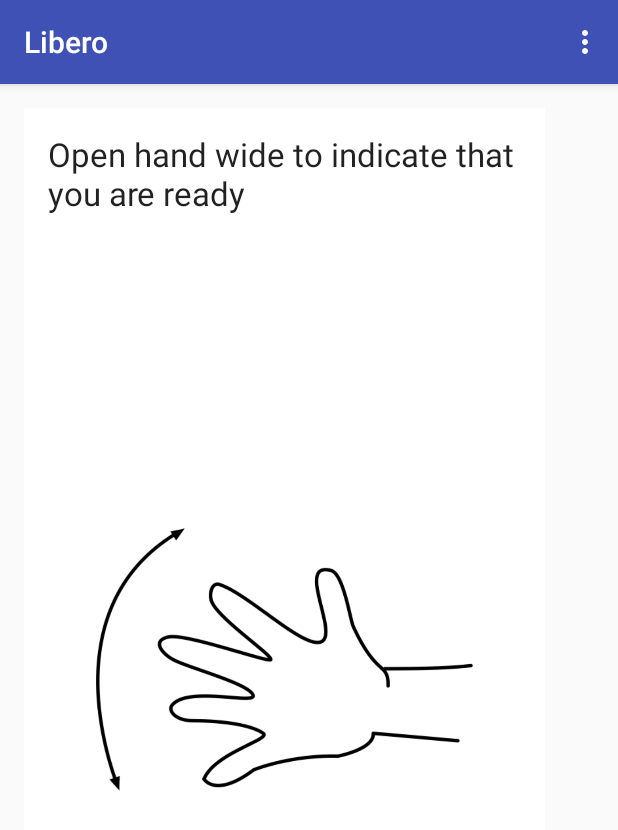
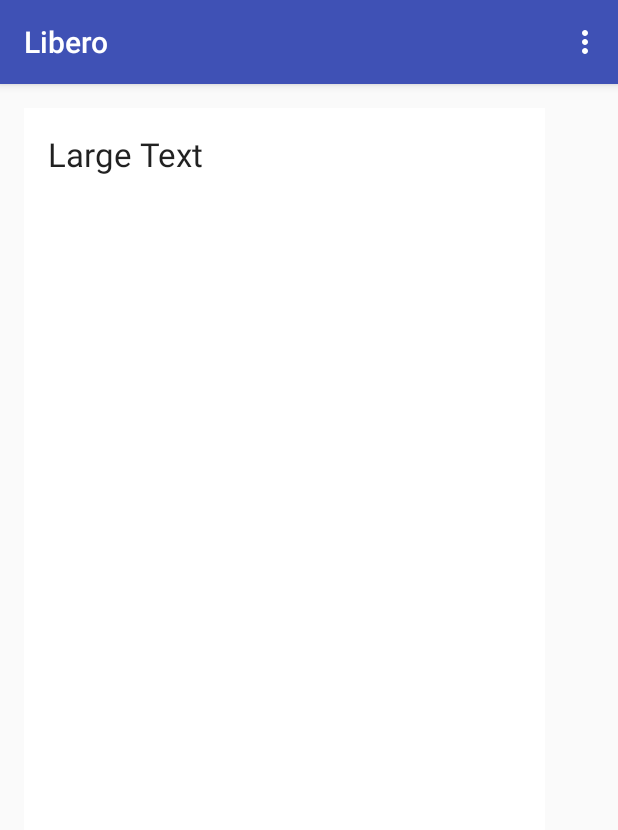
Before and after one commit to riehseun/Libero, an Android app: the screen it shows after launch (ApplicationActivity), after a tap on "GET STARTED", on a phone screen of 412 x 824 dp. Shown: the top 830 px of the screen. Run offline under Robolectric (Android 15) with nearby library versions, the phone set to English and light mode, and no system bars; libraries missing offline, so code that uses them is left out: com.thalmic.myo; 4 statements that could not run were skipped.

```diff
--- a/app/src/main/res/layout/applicationactivity.xml
+++ b/app/src/main/res/layout/applicationactivity.xml
@@ -72,15 +72,8 @@
                 android:layout_width="wrap_content"
                 android:layout_height="wrap_content"
                 android:textAppearance="?android:attr/textAppearanceLarge"
-                android:text="Open hand wide to indicate that you are ready"
+                android:text="Large Text"
                 android:id="@+id/instructionview" />
-
-            <ImageView
-                android:layout_width="251dp"
-                android:layout_height="251dp"
-                android:id="@+id/imageView2"
-                android:layout_gravity="center"
-                android:src="@drawable/hand" />
         </FrameLayout>
 
         <FrameLayout xmlns:android="http://schemas.android.com/apk/res/android"
@@ -95,20 +88,13 @@
             android:translationZ="2dp"
             android:clickable="true">
 
-            <TextView
-                android:layout_width="wrap_content"
-                android:layout_height="wrap_content"
-                android:textAppearance="?android:attr/textAppearanceLarge"
-                android:text="Time starts now"
-                android:id="@+id/minTimer" />
 
             <TextView
                 android:layout_width="wrap_content"
                 android:layout_height="wrap_content"
                 android:textAppearance="?android:attr/textAppearanceLarge"
-                android:text="Time starts now"
+                android:text="Large Text"
                 android:id="@+id/progressview" />
-
         </FrameLayout>
 
         <FrameLayout xmlns:android="http://schemas.android.com/apk/res/android"
```
Also changed, not shown: app/src/main/java/com/socialinnovators/libero/ApplicationActivity.java (+1 -17 lines), app/src/main/res/drawable/hand.png (deleted).
